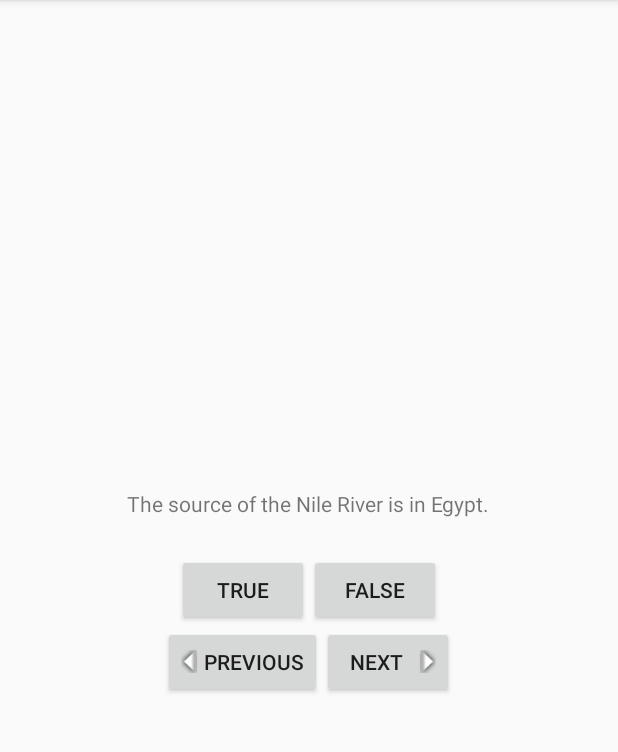
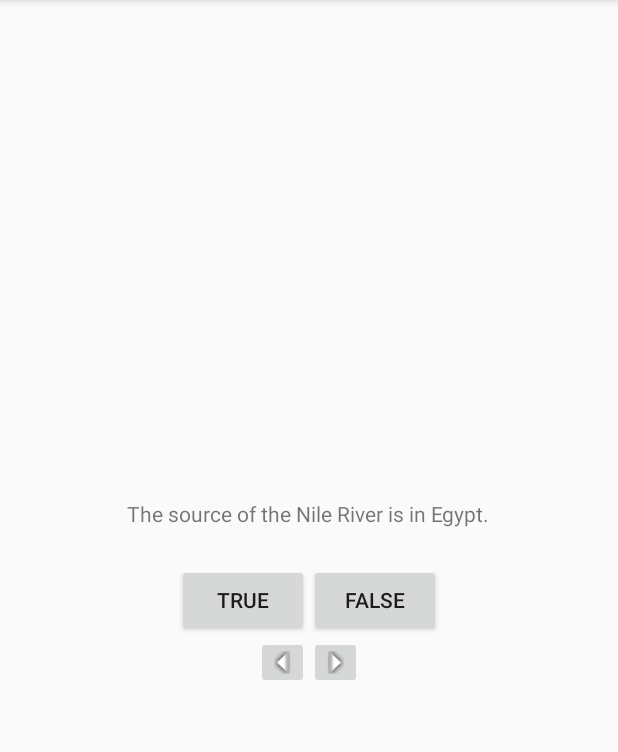
Before and after one commit to TechnicallyHannah/GeoQuiz, an Android app: the screen it shows after launch (QuizActivity), on a phone screen of 412 x 824 dp, the part 84-836 px from its top. Run offline under Robolectric (Android 15) with nearby library versions, the phone set to English and light mode, and no system bars.

Commit message:
changed buttons

```diff
--- a/app/src/main/java/com/example/a712948/geoquiz/QuizActivity.java
+++ b/app/src/main/java/com/example/a712948/geoquiz/QuizActivity.java
@@ -5,17 +5,15 @@ import android.support.v7.app.ActionBarActivity;
 import android.view.Menu;
 import android.view.MenuItem;
 import android.view.View;
-import android.widget.Button;
-import android.widget.TextView;
-import android.widget.Toast;
+import android.widget.*;
 
 
 public class QuizActivity extends ActionBarActivity {
 
     private Button mTrueButton;
     private Button mFalseButton;
-    private Button mNextButton;
-    private Button mBackButton;
+    private ImageButton mNextButton;
+    private ImageButton mBackButton;
     private TextView mQuestionTextView;
 
     private TrueFalse[] mQuestionBank = new TrueFalse[]{
@@ -72,7 +70,7 @@ public class QuizActivity extends ActionBarActivity {
 
         mQuestionTextView = (TextView) findViewById(R.id.question_text_view);
 
-        mNextButton = (Button) findViewById(R.id.next_button);
+        mNextButton = (ImageButton) findViewById(R.id.next_button);
         mNextButton.setOnClickListener(new View.OnClickListener() {
             @Override
             public void onClick(View view) {
@@ -82,13 +80,13 @@ public class QuizActivity extends ActionBarActivity {
             }
         });
 
-        mBackButton = (Button) findViewById(R.id.back_button);
+        mBackButton = (ImageButton) findViewById(R.id.back_button);
         mBackButton.setOnClickListener(new View.OnClickListener() {
             @Override
             public void onClick(View view) {
                 mCurrentIndex = (mCurrentIndex - 1) % mQuestionBank.length;
                 if (mCurrentIndex < 0) {
-                    mCurrentIndex = 0;
+                    mCurrentIndex = mQuestionBank.length;
                 } else {
                     updateQuestion();
                 }
--- a/app/src/main/res/layout/activity_quiz.xml
+++ b/app/src/main/res/layout/activity_quiz.xml
@@ -31,18 +31,14 @@
     <LinearLayout android:layout_width="wrap_content"
                   android:layout_height="wrap_content"
                   android:orientation="horizontal">
-        <Button android:id="@+id/back_button"
-                android:layout_width="wrap_content"
-                android:layout_height="wrap_content"
-                android:text="@string/back_button"
-                android:drawableLeft="@drawable/arrow_left"
-                android:drawablePadding="4dp"/>
-        <Button android:id="@+id/next_button"
-                android:layout_width="wrap_content"
-                android:layout_height="wrap_content"
-                android:text="@string/next_button"
-                android:drawableRight="@drawable/arrow_right"
-                android:drawablePadding="4dp"/>
+        <ImageButton android:id="@+id/back_button"
+                     android:layout_width="wrap_content"
+                     android:layout_height="wrap_content"
+                     android:src="@drawable/arrow_left"/>
+        <ImageButton android:id="@+id/next_button"
+                     android:layout_width="wrap_content"
+                     android:layout_height="wrap_content"
+                     android:src="@drawable/arrow_right"/>
     </LinearLayout>
 
 </LinearLayout>
```
